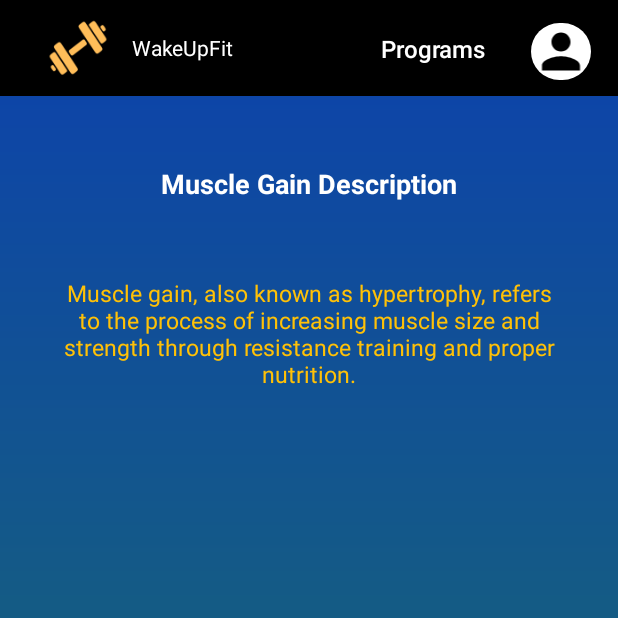
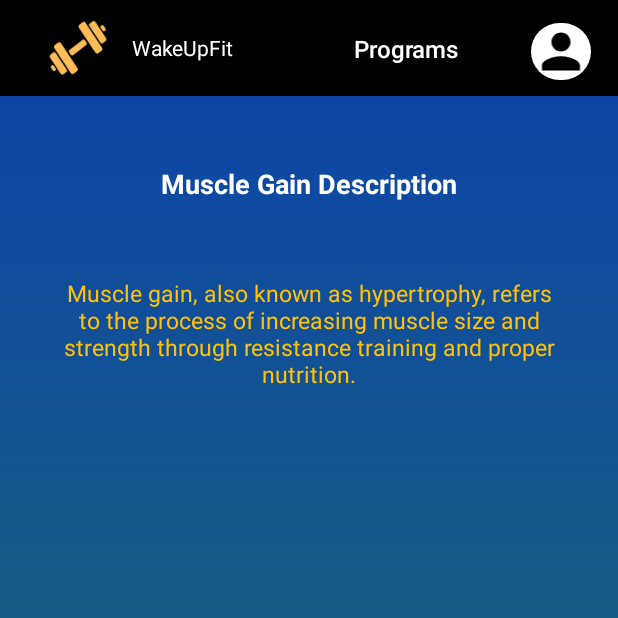
Before and after one commit to peeeooosss/WakeUpFit, an Android app: the MuscleGainActivity screen opened directly, with no data from a screen before it, on a phone screen of 412 x 824 dp, the top half of it. Run offline under Robolectric (Android 15) with nearby library versions, the phone set to English and light mode, and no system bars; Roboto replaces fonts that are not available here.

Commit message:
muscleGain Xml change

```diff
--- a/app/src/main/res/layout/activity_muscle_gain.xml
+++ b/app/src/main/res/layout/activity_muscle_gain.xml
@@ -13,12 +13,12 @@
 
     <TextView
         android:id="@+id/textView15"
-        android:layout_width="wrap_content"
+        android:layout_width="88dp"
         android:layout_height="wrap_content"
         android:layout_alignParentStart="true"
         android:layout_alignParentTop="true"
         android:layout_alignParentEnd="true"
-        android:layout_marginStart="254dp"
+        android:layout_marginStart="236dp"
         android:layout_marginTop="21dp"
         android:layout_marginEnd="87dp"
         android:fontFamily="sans-serif-medium"
```
